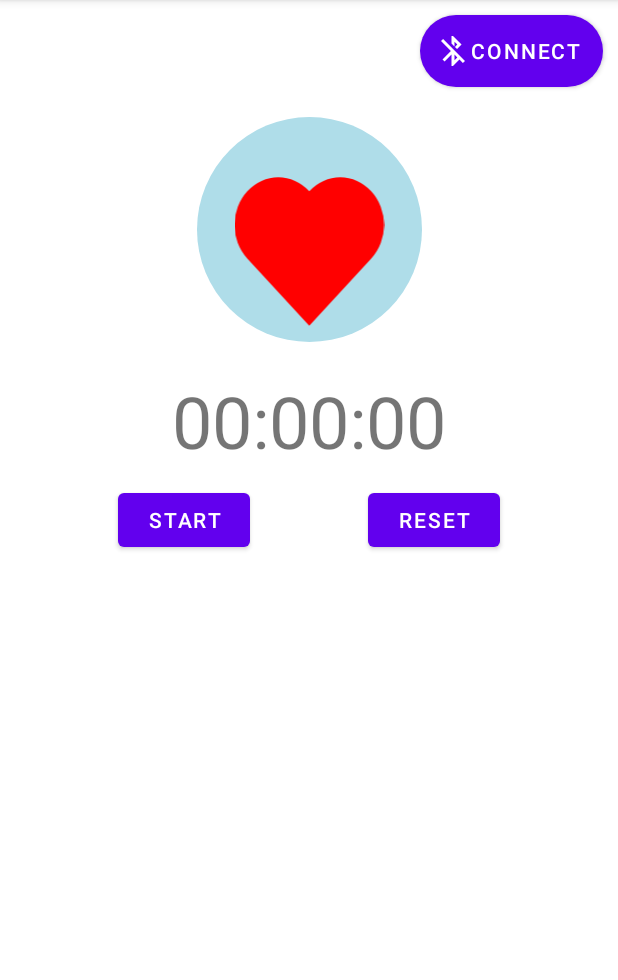
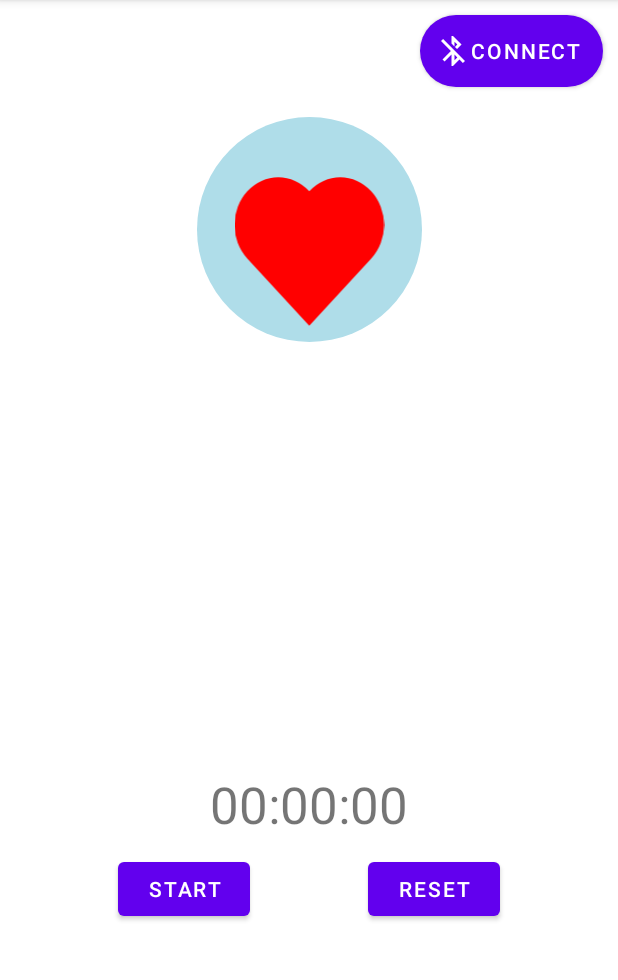
Before and after one commit to eljamm/SportsWatch, an Android app: the HeartDisplay screen opened directly, with no data from a screen before it, on a phone screen of 412 x 824 dp, the part 84-1064 px from its top. Run offline under Robolectric (Android 15) with nearby library versions, the phone set to English and light mode, and no system bars.

Commit message:
Improved app UI.

```diff
--- a/app/src/main/java/com/sport/smartwatch/HeartDisplay.kt
+++ b/app/src/main/java/com/sport/smartwatch/HeartDisplay.kt
@@ -66,6 +66,7 @@ class HeartDisplay : AppCompatActivity() {
     private var timerLimit = true
 
     // Views
+    private lateinit var txtTargetBPM: TextView
     private lateinit var txtCalories: TextView
     private lateinit var txtBPM: TextView
     private lateinit var btnBlue: Button
@@ -205,10 +206,13 @@ class HeartDisplay : AppCompatActivity() {
                             txtBPM.text = bpm
 
                             // Check Max BPM
-                            val maxBPM: Int = (222-age) * 65 / 100
+                            val maxBPM: Int = (222-age)
+                            val targetBPM: Int = maxBPM * 65 / 100
                             val currentBPM = bpm.toFloat().roundToInt()
 
-                            checkMaxBPM(currentBPM, maxBPM)
+                            checkMaxBPM(currentBPM, targetBPM)
+
+                            txtTargetBPM.text = "Target BPM: $targetBPM"
 
                             // Calculate Calories
                             if (startCalc) {
@@ -298,6 +302,7 @@ class HeartDisplay : AppCompatActivity() {
 
         // Views
         txtBPM = findViewById(R.id.txtBPM)
+        txtTargetBPM = findViewById(R.id.txtTargetHR)
         txtCalories = findViewById(R.id.txtCalories)
         btnBlue = findViewById(R.id.btnBlue)
     }
--- a/app/src/main/res/layout/activity_heart_display.xml
+++ b/app/src/main/res/layout/activity_heart_display.xml
@@ -10,12 +10,13 @@
         android:id="@+id/StopWatch"
         android:layout_width="wrap_content"
         android:layout_height="wrap_content"
-        android:layout_marginTop="10dp"
+        android:layout_marginBottom="40dp"
         android:text="00:00:00"
-        android:textSize="48sp"
+        android:textSize="34sp"
+        app:layout_constraintBottom_toBottomOf="parent"
         app:layout_constraintEnd_toEndOf="parent"
         app:layout_constraintStart_toStartOf="parent"
-        app:layout_constraintTop_toBottomOf="@+id/frameLayout2" />
+        app:layout_constraintTop_toBottomOf="@+id/txtCalories" />
 
     <Button
         android:id="@+id/btnReset"
@@ -46,15 +47,26 @@
         app:layout_constraintTop_toTopOf="parent" />
 
     <TextView
+        android:id="@+id/txtTargetHR"
+        android:layout_width="wrap_content"
+        android:layout_height="wrap_content"
+        android:layout_marginTop="20dp"
+        android:textSize="24sp"
+        app:layout_constraintEnd_toEndOf="parent"
+        app:layout_constraintStart_toStartOf="parent"
+        app:layout_constraintTop_toBottomOf="@+id/frameLayout2"
+        tools:text="Target BPM :" />
+
+    <TextView
         android:id="@+id/txtCalories"
         android:layout_width="wrap_content"
         android:layout_height="wrap_content"
         android:layout_marginTop="20dp"
-        android:textSize="30sp"
+        android:textSize="24sp"
         app:layout_constraintEnd_toEndOf="parent"
         app:layout_constraintStart_toStartOf="parent"
-        app:layout_constraintTop_toBottomOf="@+id/btnStart"
-        tools:text="Calories Burned :" />
+        app:layout_constraintTop_toBottomOf="@+id/txtTargetHR"
+        tools:text="Calories :" />
 
     <Button
         android:id="@+id/btnStart"
```
Also changed, not shown: app/src/main/res/layout/activity_stats.xml (+10 -10 lines).
